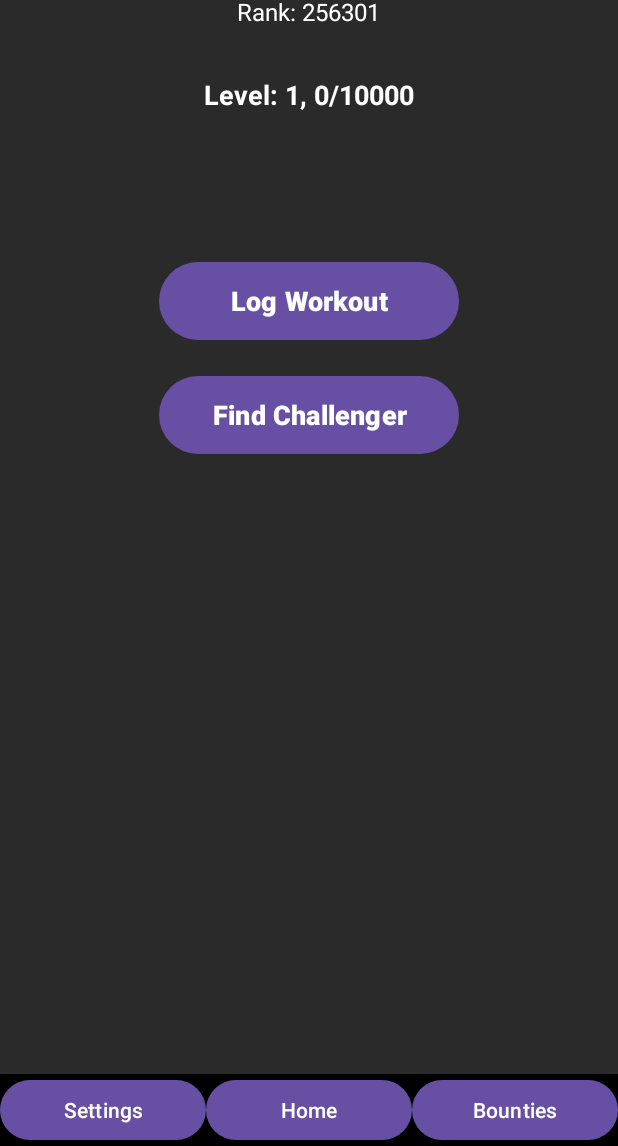
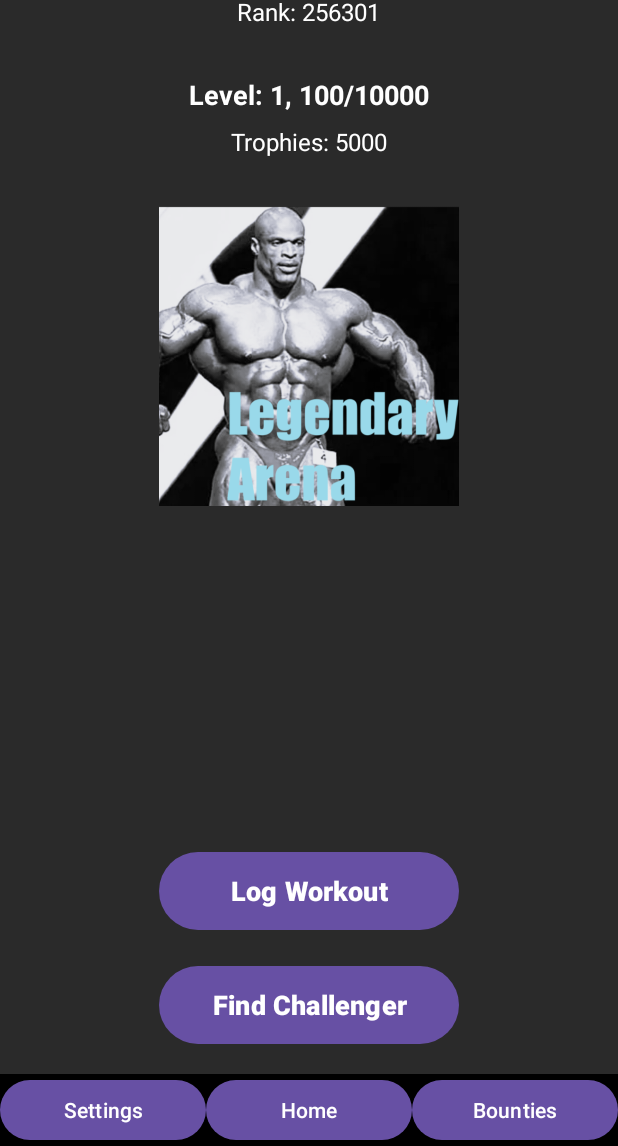
Before and after one commit to NordicNormad/GymRoyale, an Android app: the screen it shows after launch (MainActivity), on a phone screen of 412 x 824 dp, the part 90-1236 px from its top. Run offline under Robolectric (Android 15) with nearby library versions, the phone set to English and light mode, and no system bars; our stand-ins replace Firebase (no records; nobody signed in at launch, a user with empty details on screens opened directly).

Commit message:
Leagues added

```diff
--- a/app/src/main/java/com/cs407/gymroyale/LandingPage.kt
+++ b/app/src/main/java/com/cs407/gymroyale/LandingPage.kt
@@ -8,6 +8,7 @@ import android.view.LayoutInflater
 import android.view.View
 import android.view.ViewGroup
 import android.widget.Button
+import android.widget.ImageView
 import android.widget.ProgressBar
 import android.widget.TextView
 import androidx.fragment.app.Fragment
@@ -25,8 +26,10 @@ class LandingPageFragment : Fragment() {
     ): View? {
         val view = inflater.inflate(R.layout.fragment_landing_page, container, false)
 
-        // Level element
+        // Level and trophies elements
         val levelText = view.findViewById<TextView>(R.id.textLevel)
+        val trophiesText = view.findViewById<TextView>(R.id.textTrophies)
+        val gymIconImageView = view.findViewById<ImageView>(R.id.imageGymIcon)
 
         // Load UserInfo
         val sharedPreferences = requireContext().getSharedPreferences(sharedPrefsName, Context.MODE_PRIVATE)
@@ -38,6 +41,18 @@ class LandingPageFragment : Fragment() {
             val progressDecimal = userInfo.Level - currentLevel
             val progressFraction = (progressDecimal * 10000).toInt()
             levelText.text = "Level: $currentLevel, $progressFraction/10000"
+
+            // Set trophies text
+            trophiesText.text = "Trophies: ${userInfo.Trophies}"
+
+            // Set gym icon based on trophies range
+            val gymIconRes = when (userInfo.Trophies) {
+                in 0..200 -> R.drawable.arena1icon
+                in 201..400 -> R.drawable.arena2icon
+                in 401..600 -> R.drawable.arena3icon
+                else -> R.drawable.arena4icon
+            }
+            gymIconImageView.setImageResource(gymIconRes)
         }
 
         // Button Definitions
--- a/app/src/main/java/com/cs407/gymroyale/MainActivity.kt
+++ b/app/src/main/java/com/cs407/gymroyale/MainActivity.kt
@@ -106,8 +106,8 @@ class MainActivity : AppCompatActivity() {
     private fun createDefaultUserInfo(sharedPreferences: SharedPreferences): UserInfo {
         val defaultUserInfo = UserInfo(
             Username = "Player1",
-            Level = 1.00001,
-            Trophies = 0
+            Level = 1.010001,
+            Trophies = 5000
         )
         saveUserInfo(sharedPreferences, defaultUserInfo)
         return defaultUserInfo
--- a/app/src/main/res/layout/fragment_landing_page.xml
+++ b/app/src/main/res/layout/fragment_landing_page.xml
@@ -4,7 +4,6 @@
     android:layout_width="match_parent"
     android:layout_height="match_parent"
     android:background="#2A2A2A">
-
 
     <!-- Top right profile button -->
     <Button
@@ -59,14 +58,25 @@
             android:textStyle="bold"
             android:textColor="#FFFFFF"
             android:layout_gravity="center" />
+
+        <!-- Trophies Text -->
+        <TextView
+            android:id="@+id/textTrophies"
+            android:layout_width="wrap_content"
+            android:layout_height="wrap_content"
+            android:text="Trophies: 0"
+            android:textSize="16sp"
+            android:textColor="#FFFFFF"
+            android:layout_gravity="center"
+            android:layout_marginTop="8dp" />
     </LinearLayout>
 
     <!-- Central image -->
     <ImageView
         android:id="@+id/imageGymIcon"
-        android:layout_width="120dp"
-        android:layout_height="120dp"
-        android:layout_below="@id/textRank"
+        android:layout_width="200dp"
+        android:layout_height="200dp"
+        android:layout_below="@id/levelBarContainer"
         android:layout_centerHorizontal="true"
         android:layout_marginTop="16dp" />
 
@@ -79,9 +89,9 @@
         android:textColor="#FFFFFF"
         android:textSize="18sp"
         android:textStyle="bold"
-        android:layout_below="@id/imageGymIcon"
+        android:layout_above="@id/buttonFindChallenger"
         android:layout_centerHorizontal="true"
-        android:layout_marginTop="16dp" />
+        android:layout_marginBottom="16dp" />
 
     <!-- Find Challenger button -->
     <Button
@@ -92,12 +102,13 @@
         android:textColor="#FFFFFF"
         android:textSize="18sp"
         android:textStyle="bold"
-        android:layout_below="@id/buttonLogWorkout"
+        android:layout_above="@id/bottomNavigation"
         android:layout_centerHorizontal="true"
-        android:layout_marginTop="16dp" />
+        android:layout_marginBottom="16dp" />
 
     <!-- Bottom navigation bar -->
     <LinearLayout
+        android:id="@+id/bottomNavigation"
         android:layout_width="match_parent"
         android:layout_height="wrap_content"
         android:orientation="horizontal"
@@ -114,7 +125,7 @@
             android:text="Settings"
             android:contentDescription="Menu" />
 
-        <!-- Bottom nav - homepage -->
+        <!-- Bottom nav - Homepage -->
         <Button
             android:id="@+id/buttonBottomNavHome"
             android:layout_width="0dp"
@@ -123,7 +134,7 @@
             android:text="Home"
             android:contentDescription="Workout" />
 
-        <!-- Bottom nav - bounties -->
+        <!-- Bottom nav - Bounties -->
         <Button
             android:id="@+id/buttonBottomNavBounties"
             android:layout_width="0dp"
```
